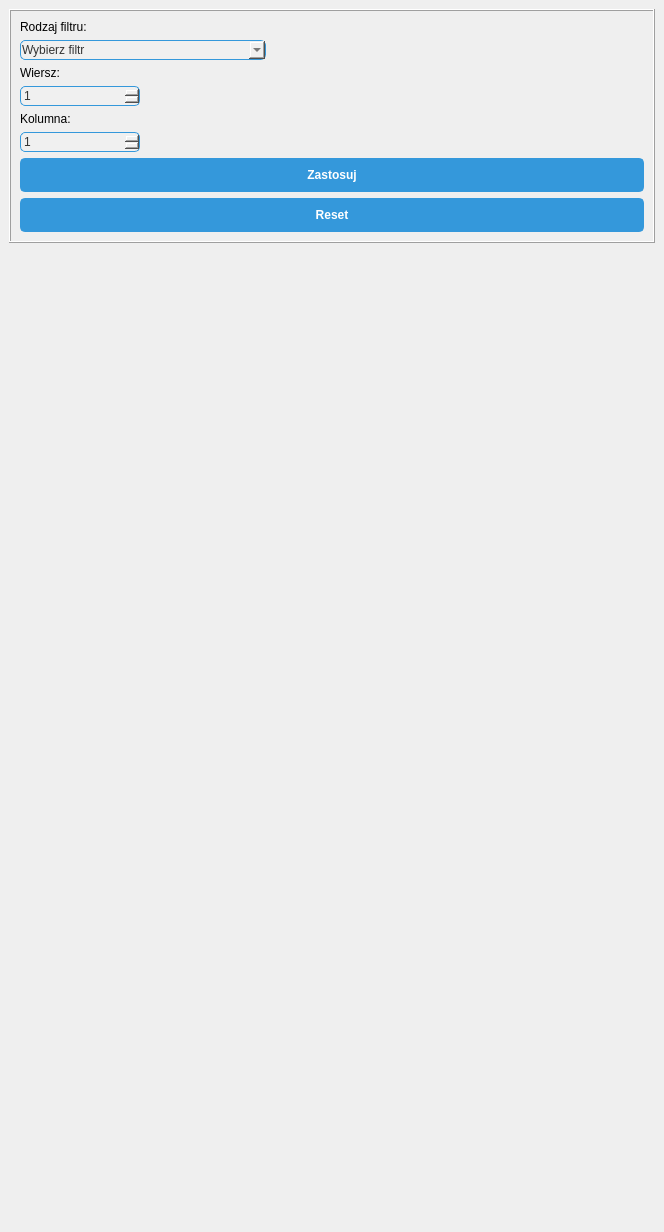
This is 2d_dft_window.ui in dominik200029/Praca-dyplomowa as Qt 5 draws it before an edit. The edited form follows.
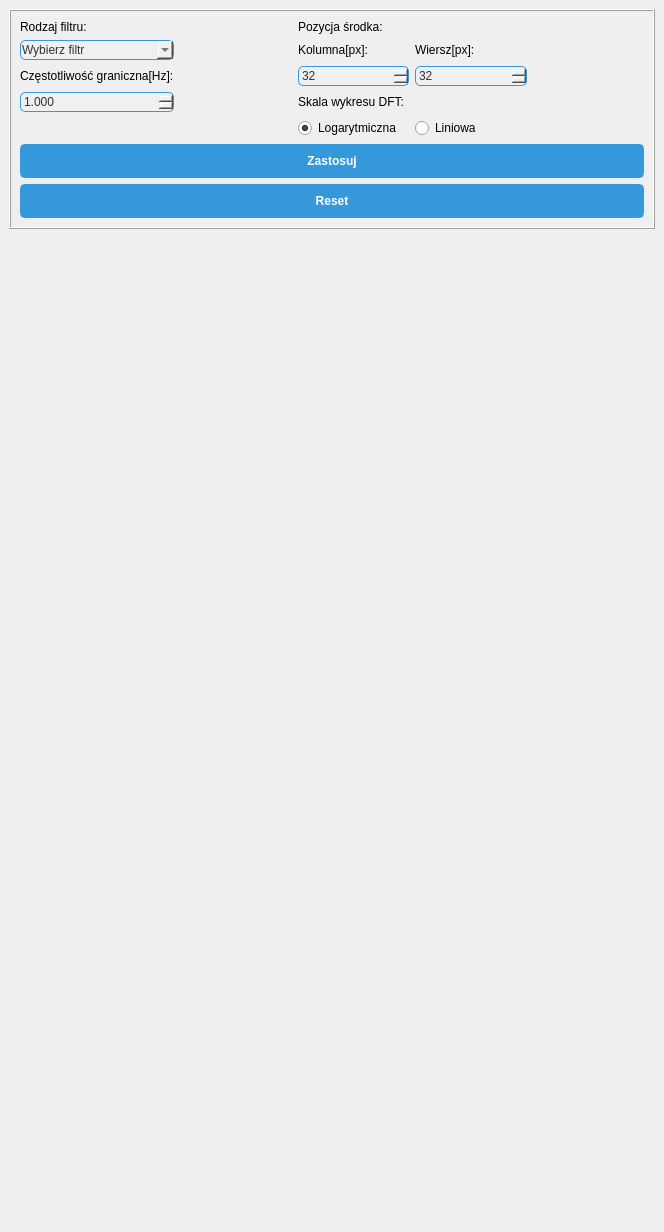
This is the edited form.

What changed in the file:
```diff
--- a/2d_dft_window.ui
+++ b/2d_dft_window.ui
@@ -27,7 +27,51 @@
        <enum>QFrame::Raised</enum>
       </property>
       <layout class="QGridLayout" name="gridLayout_5">
-       <item row="9" column="0">
+       <item row="7" column="3">
+        <widget class="QRadioButton" name="linear_radio_button">
+         <property name="styleSheet">
+          <string notr="true">QRadioButton{
+font: 75 italic 9pt &quot;Century Gothic&quot;;}</string>
+         </property>
+         <property name="text">
+          <string>Liniowa</string>
+         </property>
+        </widget>
+       </item>
+       <item row="4" column="3">
+        <widget class="QLabel" name="row_label">
+         <property name="styleSheet">
+          <string notr="true">QLabel{
+font: 75 italic 9pt &quot;Century Gothic&quot;;}</string>
+         </property>
+         <property name="text">
+          <string>Wiersz[px]:</string>
+         </property>
+        </widget>
+       </item>
+       <item row="4" column="2">
+        <widget class="QLabel" name="column_label">
+         <property name="styleSheet">
+          <string notr="true">QLabel{
+font: 75 italic 9pt &quot;Century Gothic&quot;;}</string>
+         </property>
+         <property name="text">
+          <string>Kolumna[px]:</string>
+         </property>
+        </widget>
+       </item>
+       <item row="2" column="2">
+        <widget class="QLabel" name="label">
+         <property name="styleSheet">
+          <string notr="true">QLabel{
+font: 75 italic 10pt &quot;Century Gothic&quot;;}</string>
+         </property>
+         <property name="text">
+          <string>Pozycja środka:</string>
+         </property>
+        </widget>
+       </item>
+       <item row="5" column="2">
         <widget class="QSpinBox" name="column">
          <property name="styleSheet">
           <string notr="true">QSpinBox
@@ -54,9 +98,44 @@
          <property name="maximum">
           <number>64</number>
          </property>
+         <property name="value">
+          <number>32</number>
+         </property>
         </widget>
        </item>
-       <item row="11" column="0" colspan="5">
+       <item row="5" column="3">
+        <widget class="QSpinBox" name="row">
+         <property name="styleSheet">
+          <string notr="true">QSpinBox
+ {
+    /* Background color */
+    background-color: #f0f0f0;
+    /* Border */
+    border: 1px solid #3498db;
+    border-radius: 5px;
+    /* Text color */
+    color: #333;
+    /* Padding */
+    padding: 1px;
+}
+QSpinBox:disabled {
+    color: gray;           /* Text color when disabled */
+    background-color: #f0f0f0;  /* Background color when disabled */
+    border: 1px solid #d4d4d4; /* Border color when disabled */
+}</string>
+         </property>
+         <property name="minimum">
+          <number>1</number>
+         </property>
+         <property name="maximum">
+          <number>64</number>
+         </property>
+         <property name="value">
+          <number>32</number>
+         </property>
+        </widget>
+       </item>
+       <item row="17" column="0" colspan="5">
         <widget class="QPushButton" name="apply_button">
          <property name="styleSheet">
           <string notr="true">QPushButton {
@@ -87,59 +166,7 @@
          </property>
         </widget>
        </item>
-       <item row="12" column="0" colspan="5">
-        <widget class="QPushButton" name="reset_button">
-         <property name="styleSheet">
-          <string notr="true">QPushButton {
-    /* Set the default appearance for the push button */
-    background-color: #3498db;
-    border: 2px solid #3498db;
-    border-radius: 5px;
-    color: #fff;
-    padding: 8px 12px;
-    font-weight: bold;
-}
-
-QPushButton:hover {
-    /* Change style when the mouse hovers over the button */
-    background-color: #207dbb;
-    border: 2px solid #207dbb;
-}
-
-QPushButton:pressed {
-    /* Change style when the button is pressed */
-    background-color: #266197;
-    border: 2px solid #266197;
-}</string>
-         </property>
-         <property name="text">
-          <string>Reset</string>
-         </property>
-        </widget>
-       </item>
-       <item row="7" column="0">
-        <widget class="QLabel" name="column_label">
-         <property name="styleSheet">
-          <string notr="true">QLabel{
-font: 75 italic 10pt &quot;Century Gothic&quot;;}</string>
-         </property>
-         <property name="text">
-          <string>Kolumna:</string>
-         </property>
-        </widget>
-       </item>
-       <item row="3" column="0">
-        <widget class="QLabel" name="row_label">
-         <property name="styleSheet">
-          <string notr="true">QLabel{
-font: 75 italic 10pt &quot;Century Gothic&quot;;}</string>
-         </property>
-         <property name="text">
-          <string>Wiersz:</string>
-         </property>
-        </widget>
-       </item>
-       <item row="0" column="0">
+       <item row="2" column="0">
         <widget class="QLabel" name="filters_label">
          <property name="styleSheet">
           <string notr="true">QLabel{
@@ -150,36 +177,37 @@
          </property>
         </widget>
        </item>
-       <item row="6" column="0">
-        <widget class="QSpinBox" name="row">
+       <item row="18" column="0" colspan="5">
+        <widget class="QPushButton" name="reset_button">
          <property name="styleSheet">
-          <string notr="true">QSpinBox
- {
-    /* Background color */
-    background-color: #f0f0f0;
-    /* Border */
-    border: 1px solid #3498db;
+          <string notr="true">QPushButton {
+    /* Set the default appearance for the push button */
+    background-color: #3498db;
+    border: 2px solid #3498db;
     border-radius: 5px;
-    /* Text color */
-    color: #333;
-    /* Padding */
-    padding: 1px;
+    color: #fff;
+    padding: 8px 12px;
+    font-weight: bold;
 }
-QSpinBox:disabled {
-    color: gray;           /* Text color when disabled */
-    background-color: #f0f0f0;  /* Background color when disabled */
-    border: 1px solid #d4d4d4; /* Border color when disabled */
+
+QPushButton:hover {
+    /* Change style when the mouse hovers over the button */
+    background-color: #207dbb;
+    border: 2px solid #207dbb;
+}
+
+QPushButton:pressed {
+    /* Change style when the button is pressed */
+    background-color: #266197;
+    border: 2px solid #266197;
 }</string>
          </property>
-         <property name="minimum">
-          <number>1</number>
-         </property>
-         <property name="maximum">
-          <number>64</number>
+         <property name="text">
+          <string>Reset</string>
          </property>
         </widget>
        </item>
-       <item row="1" column="0" colspan="2">
+       <item row="4" column="0">
         <widget class="QComboBox" name="filters_list">
          <property name="toolTip">
           <string>&lt;html&gt;&lt;head/&gt;&lt;body&gt;&lt;p&gt;Dolnoprzepustowy: wszystkie kolumny oraz wiersze powyżej wybranych zostaną wyzerowane&lt;/p&gt;&lt;p&gt;Górnoprzepustowy: wszystkie kolumny oraz wiersze poniżej wybranych zostaną wyzerowane&lt;/p&gt;&lt;/body&gt;&lt;/html&gt;</string>
@@ -221,6 +249,77 @@
          </item>
         </widget>
        </item>
+       <item row="5" column="0">
+        <widget class="QLabel" name="label_2">
+         <property name="styleSheet">
+          <string notr="true">QLabel{
+font: 75 italic 10pt &quot;Century Gothic&quot;;}</string>
+         </property>
+         <property name="text">
+          <string>Częstotliwość graniczna[Hz]:</string>
+         </property>
+        </widget>
+       </item>
+       <item row="7" column="2">
+        <widget class="QRadioButton" name="log_radio_button">
+         <property name="styleSheet">
+          <string notr="true">QRadioButton{
+font: 75 italic 9pt &quot;Century Gothic&quot;;}</string>
+         </property>
+         <property name="text">
+          <string>Logarytmiczna</string>
+         </property>
+         <property name="checked">
+          <bool>true</bool>
+         </property>
+        </widget>
+       </item>
+       <item row="6" column="2">
+        <widget class="QLabel" name="label_3">
+         <property name="styleSheet">
+          <string notr="true">QLabel{
+font: 75 italic 10pt &quot;Century Gothic&quot;;}</string>
+         </property>
+         <property name="text">
+          <string>Skala wykresu DFT:</string>
+         </property>
+        </widget>
+       </item>
+       <item row="6" column="0">
+        <widget class="QDoubleSpinBox" name="cut_off_spatial">
+         <property name="styleSheet">
+          <string notr="true">QDoubleSpinBox
+ {
+    /* Background color */
+    background-color: #f0f0f0;
+    /* Border */
+    border: 1px solid #3498db;
+    border-radius: 5px;
+    /* Text color */
+    color: #333;
+    /* Padding */
+    padding: 1px;
+}
+QDoubleSpinBox:disabled {
+    color: gray;           /* Text color when disabled */
+    background-color: #f0f0f0;  /* Background color when disabled */
+    border: 1px solid #d4d4d4; /* Border color when disabled */
+}</string>
+         </property>
+         <property name="decimals">
+          <number>3</number>
+         </property>
+         <property name="minimum">
+          <double>0.001000000000000</double>
+         </property>
+         <property name="maximum">
+          <double>10000000.000000000000000</double>
+         </property>
+         <property name="value">
+          <double>1.000000000000000</double>
+         </property>
+        </widget>
+       </item>
       </layout>
      </widget>
     </item>
```
